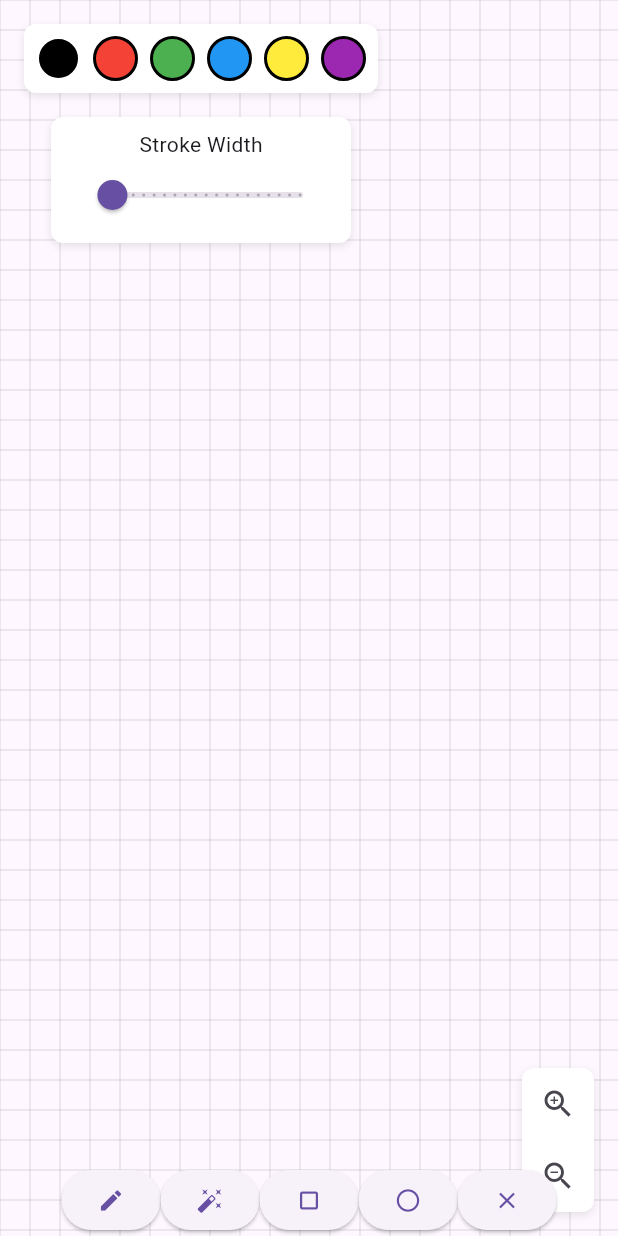
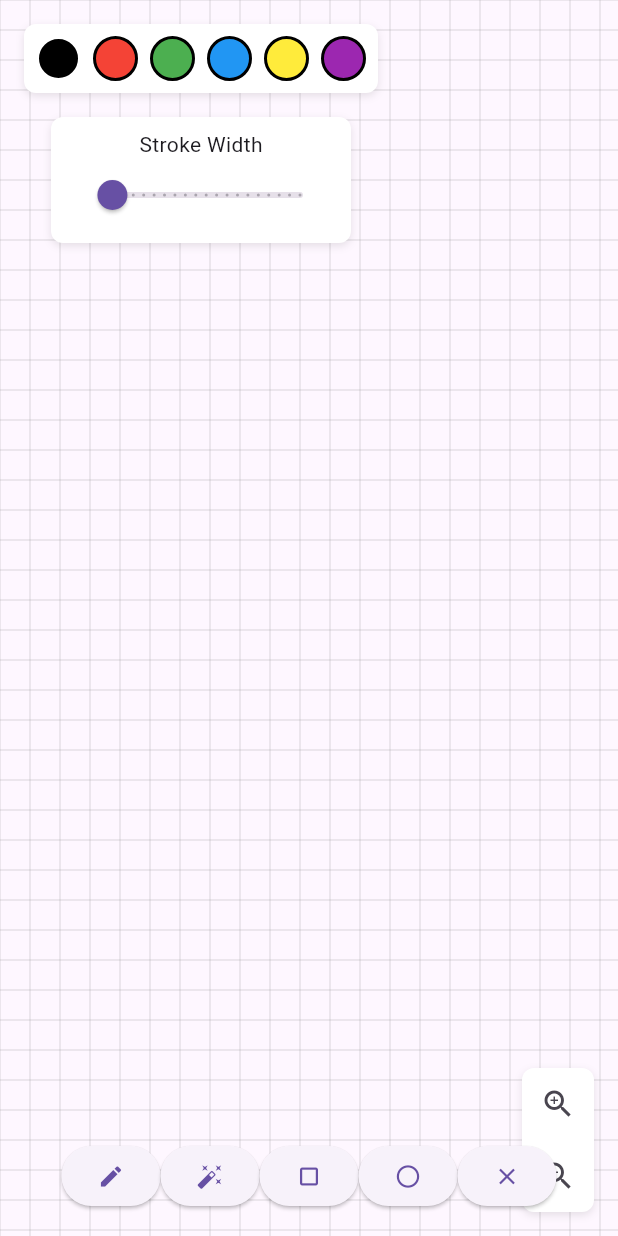
Before and after one commit to b150005/FlexiSketch, a Flutter app: the screen it shows after launch, on a phone screen of 412 x 824 dp. Run offline on Flutter 3.47's test engine with Material 3 defaults, Android fonts, the phone set to English and light mode, and no system bars; our stand-ins replace plugin_platform_interface, web.

Commit message:
:lipstick: UIレイアウトの修正

```diff
--- a/lib/src/widgets/flexi_sketch_widget.dart
+++ b/lib/src/widgets/flexi_sketch_widget.dart
@@ -16,9 +16,6 @@ class FlexiSketchWidget extends StatelessWidget {
   Widget build(BuildContext context) {
     return Scaffold(
       body: SafeArea(
-        child: Column(
-          children: [
-            Expanded(
         child: Stack(
           children: [
             InfiniteCanvas(controller: controller),
@@ -40,11 +37,11 @@ class FlexiSketchWidget extends StatelessWidget {
             ),
             Align(
               alignment: Alignment.bottomCenter,
+              child: Padding(
+                padding: const EdgeInsets.only(bottom: 16.0),
                 child: Toolbar(controller: controller),
+              ),
             )
-                ],
-              ),
-            ),
           ],
         ),
       ),
```
Lines whose indentation alone changed are shown as unchanged.
